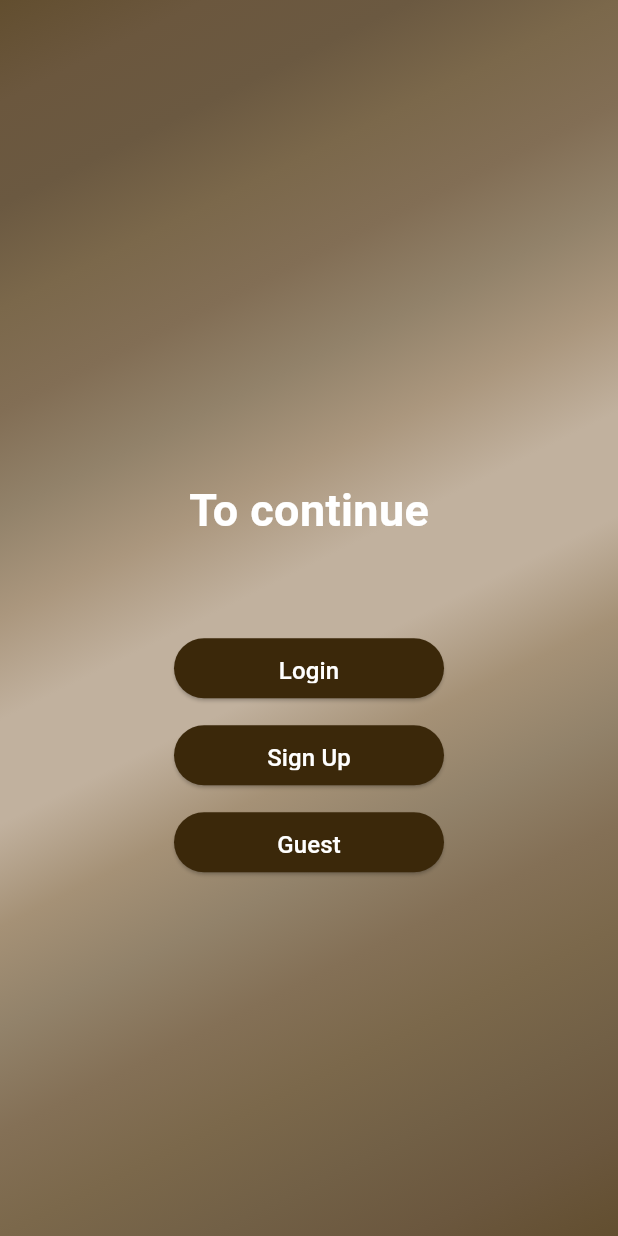
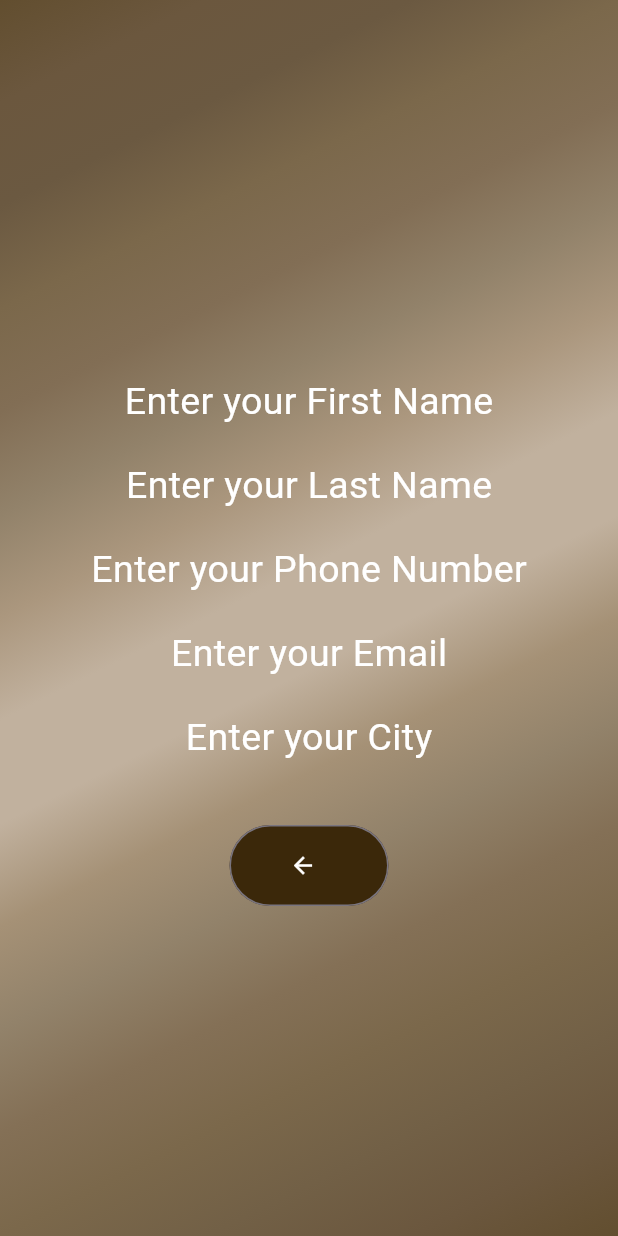
Before and after one commit to VedantTiwari9685/InfraSwift, a Flutter app: the screen it shows after launch, after a tap on "Get Started", after a tap on "Sign Up", on a phone screen of 412 x 824 dp. Run offline on Flutter 3.47's test engine with Material 3 defaults, Android fonts, the phone set to English and light mode, and no system bars.

Commit message:
Added register page

```diff
--- a/lib/infra_swift.dart
+++ b/lib/infra_swift.dart
@@ -2,6 +2,7 @@ import 'package:flutter/material.dart';
 import 'package:infra_swift/lets_start_screen.dart';
 import 'package:infra_swift/login_page.dart';
 import 'package:infra_swift/login_type_page.dart';
+import 'package:infra_swift/register_page.dart';
 
 class InfraSwift extends StatefulWidget {
   const InfraSwift({super.key});
@@ -31,6 +32,12 @@ class _InfraSwiftState extends State<InfraSwift> {
     });
   }
 
+  void registerTap() {
+    setState(() {
+      activeScreen = 'registerPage';
+    });
+  }
+
   @override
   Widget build(context) {
     Widget screenWidget = LetsStartScreen(
@@ -39,13 +46,20 @@ class _InfraSwiftState extends State<InfraSwift> {
     ); // calling new page
 
     if (activeScreen == 'loginTypePage') {
-      screenWidget = LoginTypePage(loginTap: loginTap);
+      screenWidget = LoginTypePage(
+        loginTap: loginTap,
+        registerTap: registerTap,
+      );
     }
 
     if (activeScreen == 'loginPage') {
       screenWidget = LoginPage(
         backToLoginType: backToLoginType,
       );
+    }
+
+    if (activeScreen == 'registerPage') {
+      screenWidget = RegisterPage(backToLoginType: backToLoginType);
     }
 
     return MaterialApp(
--- a/lib/login_type_page.dart
+++ b/lib/login_type_page.dart
@@ -1,8 +1,10 @@
 import 'package:flutter/material.dart';
 
 class LoginTypePage extends StatelessWidget {
-  const LoginTypePage({super.key, required this.loginTap});
+  const LoginTypePage(
+      {super.key, required this.loginTap, required this.registerTap});
   final void Function() loginTap;
+  final void Function() registerTap;
 
   @override
   Widget build(context) {
@@ -45,7 +47,7 @@ class LoginTypePage extends StatelessWidget {
             height: 10,
           ),
           ElevatedButton(
-            onPressed: () {},
+            onPressed: registerTap,
             style: ElevatedButton.styleFrom(
               fixedSize: const Size(180, 40),
               padding: const EdgeInsets.symmetric(horizontal: 40, vertical: 10),
--- /dev/null
+++ b/lib/register_page.dart
@@ -0,0 +1,89 @@
+import 'package:flutter/material.dart';
+
+class RegisterPage extends StatelessWidget {
+  const RegisterPage({super.key, required this.backToLoginType});
+  final void Function() backToLoginType;
+
+  @override
+  Widget build(context) {
+    return Center(
+      child: Column(
+        mainAxisSize: MainAxisSize.min,
+        children: [
+          const SizedBox(
+            height: 30,
+          ),
+          const Text(
+            'Enter your First Name',
+            style: TextStyle(
+              fontSize: 25,
+              color: Colors.white,
+            ),
+          ),
+          const SizedBox(
+            height: 20,
+          ),
+          const Text(
+            'Enter your Last Name',
+            style: TextStyle(
+              fontSize: 25,
+              color: Colors.white,
+            ),
+          ),
+          const SizedBox(
+            height: 20,
+          ),
+          const Text(
+            'Enter your Phone Number',
+            style: TextStyle(
+              fontSize: 25,
+              color: Colors.white,
+            ),
+          ),
+          const SizedBox(
+            height: 20,
+          ),
+          const Text(
+            'Enter your Email',
+            style: TextStyle(
+              fontSize: 25,
+              color: Colors.white,
+            ),
+          ),
+          const SizedBox(
+            height: 20,
+          ),
+          const Text(
+            'Enter your City',
+            style: TextStyle(
+              fontSize: 25,
+              color: Colors.white,
+            ),
+          ),
+          const SizedBox(
+            height: 40,
+          ),
+          OutlinedButton.icon(
+            onPressed: backToLoginType,
+            style: OutlinedButton.styleFrom(
+              padding: const EdgeInsets.symmetric(horizontal: 40, vertical: 10),
+              backgroundColor: const Color.fromARGB(255, 59, 40, 10),
+              foregroundColor: const Color.fromARGB(255, 255, 255, 255),
+              shape: RoundedRectangleBorder(
+                borderRadius: BorderRadius.circular(30),
+              ),
+            ),
+            icon: const Icon(Icons.arrow_back),
+            label: const Text(
+              '',
+              style: TextStyle(
+                fontSize: 24,
+                color: Colors.white,
+              ),
+            ),
+          )
+        ],
+      ),
+    );
+  }
+}
```
